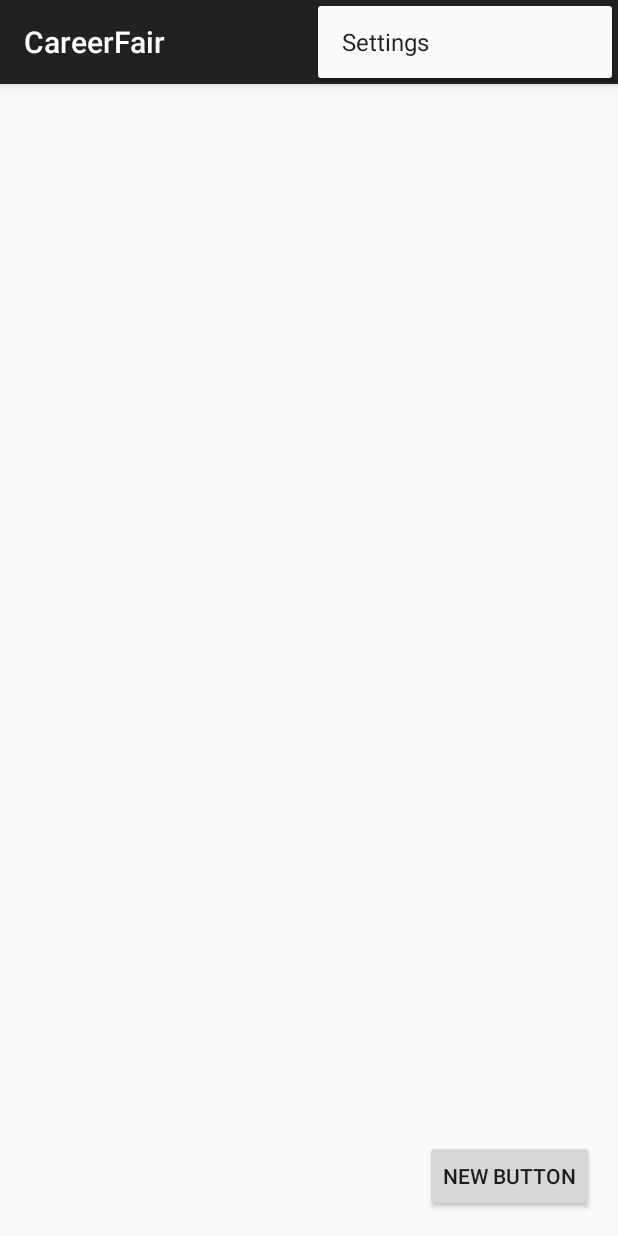
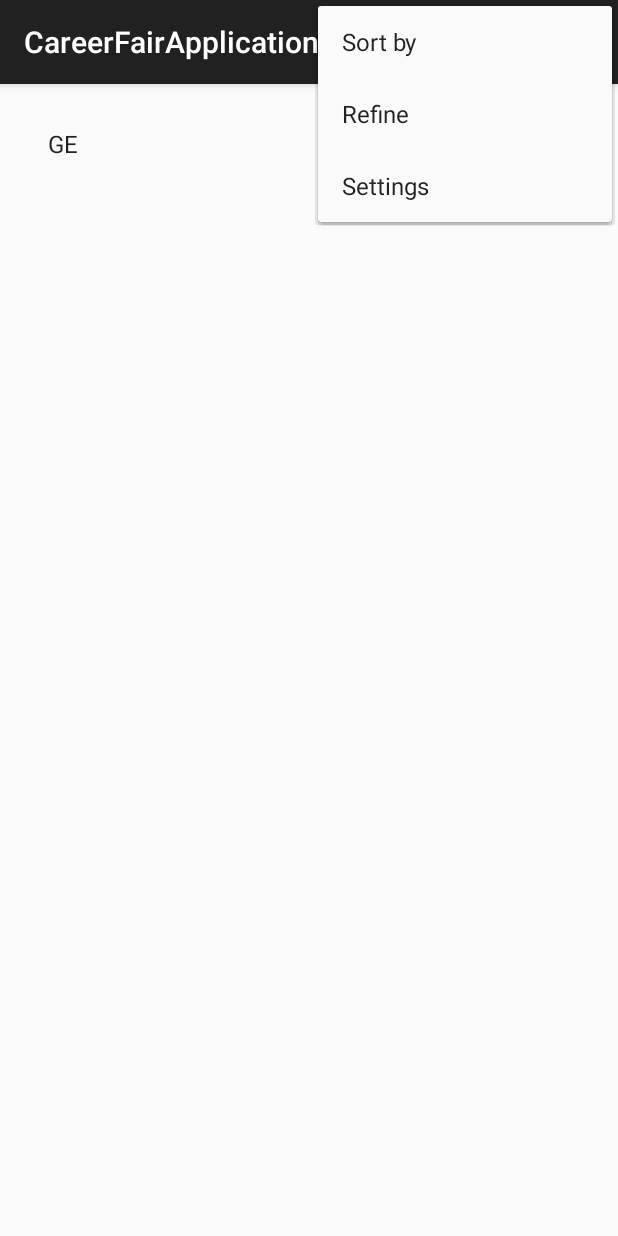
Before and after one commit to ivanma72/CareerFair, an Android app: the screen it shows after launch (CareerFairMainActivity before the commit, MainPage after it), with the options menu open, on a phone screen of 412 x 824 dp. Run offline under Robolectric (Android 15) with nearby library versions, the phone set to English and light mode, and no system bars.

Commit message:
redid repo

```diff
--- a/app/build.gradle
+++ b/app/build.gradle
@@ -5,7 +5,7 @@ android {
     buildToolsVersion "21.1.2"
 
     defaultConfig {
-        applicationId "com.careerfair.mhacksv.careerfair"
+        applicationId "com.example.david.careerfairapplication"
         minSdkVersion 15
         targetSdkVersion 21
         versionCode 1
--- a/app/src/main/AndroidManifest.xml
+++ b/app/src/main/AndroidManifest.xml
@@ -1,6 +1,6 @@
 <?xml version="1.0" encoding="utf-8"?>
 <manifest xmlns:android="http://schemas.android.com/apk/res/android"
-    package="com.careerfair.mhacksv.careerfair" >
+    package="com.example.david.careerfairapplication" >
 
     <application
         android:allowBackup="true"
@@ -8,7 +8,7 @@
         android:label="@string/app_name"
         android:theme="@style/AppTheme" >
         <activity
-            android:name=".CareerFairMainActivity"
+            android:name=".MainPage"
             android:label="@string/app_name" >
             <intent-filter>
                 <action android:name="android.intent.action.MAIN" />
--- /dev/null
+++ b/app/src/main/java/com/example/david/careerfairapplication/MainPage.java
@@ -0,0 +1,107 @@
+package com.example.david.careerfairapplication;
+
+import android.content.Context;
+import android.support.v7.app.ActionBarActivity;
+import android.os.Bundle;
+import android.view.Menu;
+import android.view.MenuItem;
+import android.view.View;
+import android.widget.AdapterView;
+import android.widget.ArrayAdapter;
+import android.widget.ListView;
+import android.widget.Toast;
+
+import java.util.ArrayList;
+import java.util.Vector;
+
+class company {
+    String name;
+    String description;
+    String industry;//enum?
+    String website;
+    boolean date;
+    Vector<String> majors;//enum?
+    String authorization;//enum?
+    String positions;//enum?
+    String Locations;//enum?
+    boolean receptions;
+
+    public company(String _name, String _description, String _industry, String _website,
+                   boolean _date, Vector<String> _majors, String _authorization, String _positions,
+                   String _locations, boolean _receptions) {
+        name = _name;
+        description = _description;
+        industry = _industry;
+        website = _website;
+        date = _date;
+        majors = _majors;
+        authorization = _authorization;
+        positions = _positions;
+        Locations = _locations;
+        receptions = _receptions;
+    }
+
+    @Override public String toString(){
+        return name;
+    }
+
+}
+
+public class MainPage extends ActionBarActivity {
+    ListView masterList;
+    ArrayList<company> companyArrayList;
+    ArrayAdapter<company> aa;
+
+    Context context;
+    @Override
+    protected void onCreate(Bundle savedInstanceState) {
+        super.onCreate(savedInstanceState);
+        setContentView(R.layout.activity_main_page);
+        context = this;
+        masterList = (ListView)findViewById(R.id.companyList);
+
+        companyArrayList = new ArrayList<company>();
+
+        aa = new ArrayAdapter<company>(this,android.R.layout.simple_list_item_1,companyArrayList);
+        masterList.setAdapter(aa);
+        masterList.setOnItemClickListener(new ListClickHandler());
+
+        Vector<String> emptyvec = new Vector<String>();
+        company newComp = new company("GE","This is a shit company","bat poop", "www.GE.com",true,emptyvec,"good","intern","northeast",true);
+        companyArrayList.add(newComp);
+        aa.notifyDataSetChanged();
+
+    }
+
+    private class ListClickHandler implements AdapterView.OnItemClickListener {
+        @Override
+        public void onItemClick(AdapterView<?> Adapter, View view, int position, long arg3) {
+            Toast.makeText(getApplicationContext(), companyArrayList.get(position).name, Toast.LENGTH_SHORT).show();
+        }
+    }
+
+    @Override
+    public boolean onCreateOptionsMenu(Menu menu) {
+        // Inflate the menu; this adds items to the action bar if it is present.
+        getMenuInflater().inflate(R.menu.menu_main_page, menu);
+        MenuItem item;
+        item = menu.add("Sort by");
+        item = menu.add("Refine");
+        return true;
+    }
+
+    @Override
+    public boolean onOptionsItemSelected(MenuItem item) {
+        // Handle action bar item clicks here. The action bar will
+        // automatically handle clicks on the Home/Up button, so long
+        // as you specify a parent activity in AndroidManifest.xml.
+        int id = item.getItemId();
+
+        //noinspection SimplifiableIfStatement
+        if (id == R.id.action_settings) {
+            return true;
+        }
+
+        return super.onOptionsItemSelected(item);
+    }
+}
--- /dev/null
+++ b/app/src/main/res/layout/activity_main_page.xml
@@ -0,0 +1,22 @@
+<RelativeLayout xmlns:android="http://schemas.android.com/apk/res/android"
+    xmlns:tools="http://schemas.android.com/tools" android:layout_width="match_parent"
+    android:layout_height="match_parent" android:paddingLeft="@dimen/activity_horizontal_margin"
+    android:paddingRight="@dimen/activity_horizontal_margin"
+    android:paddingTop="@dimen/activity_vertical_margin"
+    android:paddingBottom="@dimen/activity_vertical_margin" tools:context=".MainPage">
+
+    <LinearLayout
+        android:orientation="vertical"
+        android:layout_width="fill_parent"
+        android:layout_height="fill_parent"
+        android:layout_alignParentLeft="true"
+        android:layout_alignParentStart="true">
+
+        <ListView
+            android:layout_width="match_parent"
+            android:layout_height="wrap_content"
+            android:id="@+id/companyList"
+            android:choiceMode="singleChoice" />
+    </LinearLayout>
+
+</RelativeLayout>
--- /dev/null
+++ b/app/src/main/res/menu/menu_main_page.xml
@@ -0,0 +1,6 @@
+<menu xmlns:android="http://schemas.android.com/apk/res/android"
+    xmlns:app="http://schemas.android.com/apk/res-auto"
+    xmlns:tools="http://schemas.android.com/tools" tools:context=".MainPage">
+    <item android:id="@+id/action_settings" android:title="@string/action_settings"
+        android:orderInCategory="100" app:showAsAction="never" />
+</menu>
--- a/app/src/main/res/values/strings.xml
+++ b/app/src/main/res/values/strings.xml
@@ -1,7 +1,7 @@
 <?xml version="1.0" encoding="utf-8"?>
 <resources>
 
-    <string name="app_name">CareerFair</string>
+    <string name="app_name">CareerFairApplication</string>
     <string name="hello_world">Hello world!</string>
     <string name="action_settings">Settings</string>
 
```
Also changed, not shown: app/src/main/java/com/example/david/careerfairapplication/LoginScreen.java (added), 5 other files.
